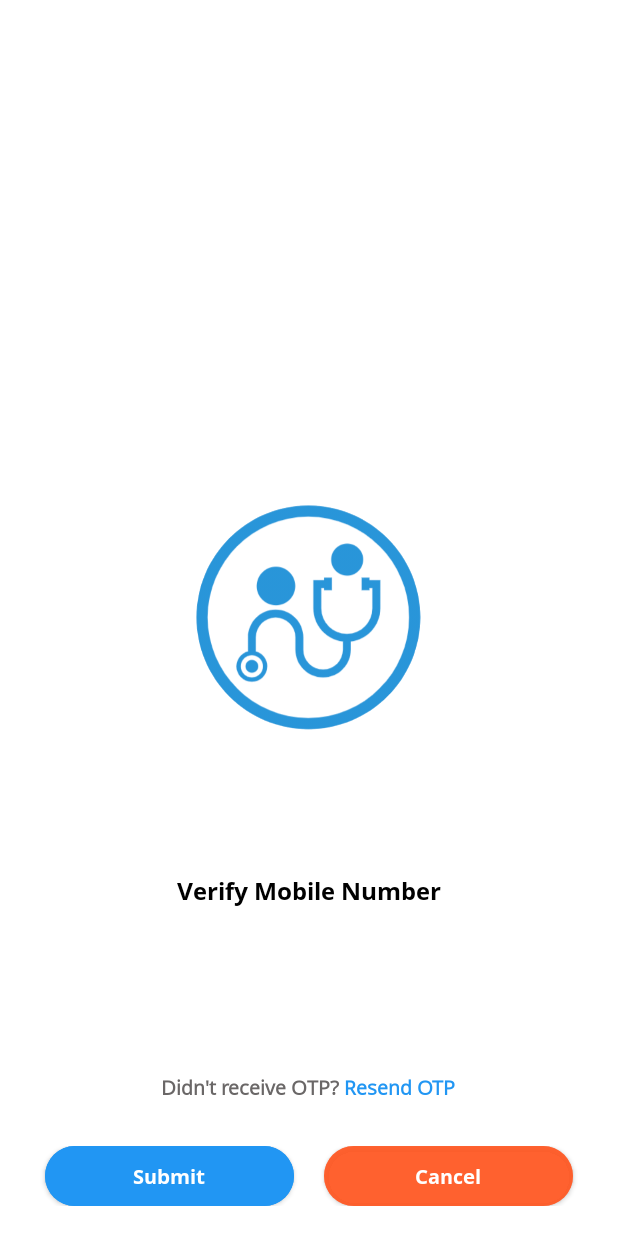
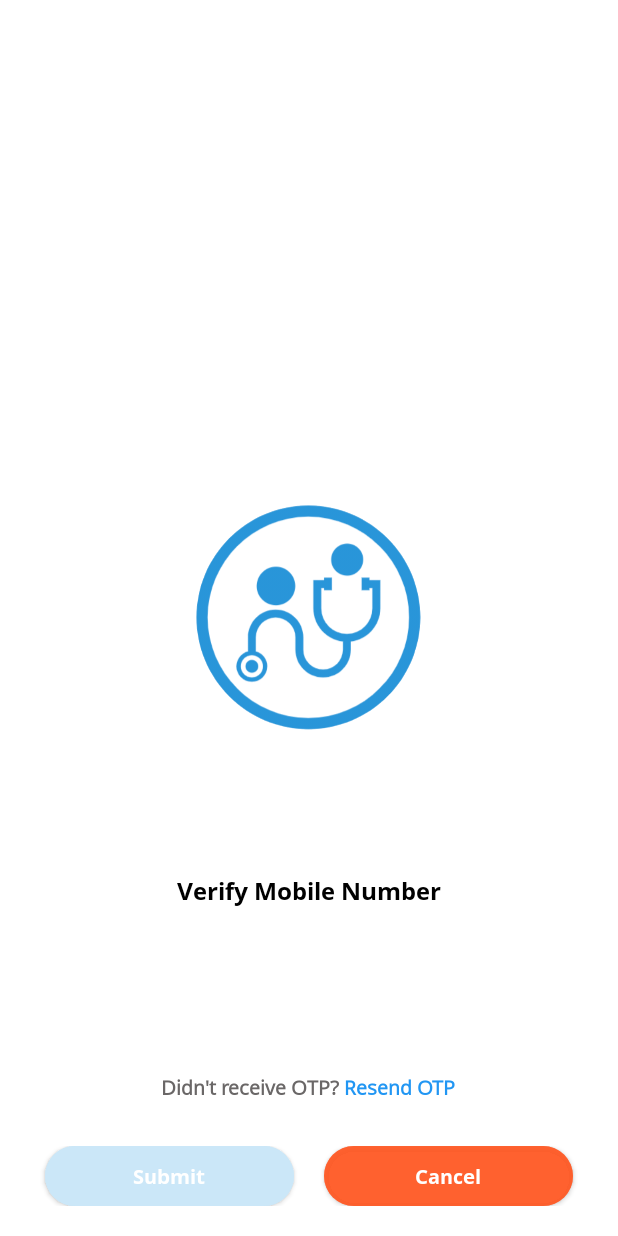
Before and after one commit to teju/Medic, an Android app: the fragment OtpDialogFragment placed in its activity, on a phone screen of 412 x 824 dp. Run offline under Robolectric (Android 15) with nearby library versions, the phone set to English and light mode, and no system bars; libraries missing offline, so code that uses them is left out: in.aabhasjindal.otptextview; plain views replace OtpTextView; pictures from the network do not load; 2 statements that could not run were skipped.

Commit message:
new fixes

```diff
--- a/app/src/main/java/com/moguls/medic/ui/adapters/AppointmentDateAdapter.java
+++ b/app/src/main/java/com/moguls/medic/ui/adapters/AppointmentDateAdapter.java
@@ -24,7 +24,7 @@ public class AppointmentDateAdapter extends RecyclerView.Adapter<AppointmentDate
     private List<String> timeList;
     Context context;
     private OnItemClickListner listener;
-    public int selectedPos = -1;
+    public int selectedPos = 0;
     public interface OnItemClickListner {
         void OnItemClick(String date,int pos);
     }
--- a/app/src/main/java/com/moguls/medic/ui/adapters/PatientBookingAdapter.java
+++ b/app/src/main/java/com/moguls/medic/ui/adapters/PatientBookingAdapter.java
@@ -27,7 +27,7 @@ public class PatientBookingAdapter extends RecyclerView.Adapter<PatientBookingAd
     private List<Member> result = new ArrayList<>();
     Context context;
     private OnItemClickListner listener;
-    int selectedPos = -1;
+    int selectedPos = 0;
 
     public interface OnItemClickListner {
         void OnItemClick(int position);
--- a/app/src/main/java/com/moguls/medic/ui/dialog/OtpDialogFragment.java
+++ b/app/src/main/java/com/moguls/medic/ui/dialog/OtpDialogFragment.java
@@ -1,5 +1,6 @@
 package com.moguls.medic.ui.dialog;
 
+import android.content.res.ColorStateList;
 import android.os.Bundle;
 import android.view.Gravity;
 import android.view.LayoutInflater;
@@ -67,7 +68,7 @@ public class OtpDialogFragment extends DialogFragment {
             }
             @Override
             public void onOTPComplete(String otp) {
-                // fired when user has entered the OTP fully.
+                btnsubmit.setBackgroundTintList(ColorStateList.valueOf(getActivity().getResources().getColor(R.color.colorAccent)));
             }
         });
         if(btncancel.getText() != "") {
--- a/app/src/main/java/com/moguls/medic/ui/fragments/appointment/PatientConfirmAppointmentFragment.java
+++ b/app/src/main/java/com/moguls/medic/ui/fragments/appointment/PatientConfirmAppointmentFragment.java
@@ -48,7 +48,7 @@ public class PatientConfirmAppointmentFragment extends BaseFragment implements V
     private BookingData bookingData;
     private GetPatientsViewModel getPatientsViewModel;
     private EditText remarks;
-    int selectedPatientPos = -1;
+    int selectedPatientPos = 0;
     String appointmentID = "";
 
     public void setDoctorID(String doctorID) {
--- a/app/src/main/java/com/moguls/medic/ui/fragments/tabs/PatientMeFragment.java
+++ b/app/src/main/java/com/moguls/medic/ui/fragments/tabs/PatientMeFragment.java
@@ -32,6 +32,8 @@ import com.moguls.medic.ui.fragments.me.ProfileUpdateFragment;
 import com.moguls.medic.ui.fragments.LoginFragment;
 import com.moguls.medic.webservices.BaseViewModel;
 import com.moguls.medic.webservices.GetProfileViewModel;
+
+import java.text.DecimalFormat;
 
 import static com.moguls.medic.etc.Helper.loadImage;
 
@@ -241,7 +243,9 @@ public class PatientMeFragment extends BaseFragment implements View.OnClickListe
         experience.setText("("+getProfileViewModel.getProfile.getResult().getAge()+") yrs");
         blood_group.setText(getProfileViewModel.getProfile.getResult().getBloodGroup());
         if (getProfileViewModel.getProfile.getResult().getHeight() != null) {
-            String[] heightArr = getProfileViewModel.getProfile.getResult().getHeight().split("\\.");
+            DecimalFormat f = new DecimalFormat("##.00");
+            String heightStr = f.format(Double.parseDouble(getProfileViewModel.getProfile.getResult().getHeight()));
+            String[] heightArr = heightStr.split("\\.");
             height.setText(heightArr[0]+"'");
             if(heightArr.length > 1) {
                 height.append(heightArr[1]+"\"");
--- a/app/src/main/res/layout/dialog_otp_verify.xml
+++ b/app/src/main/res/layout/dialog_otp_verify.xml
@@ -66,7 +66,7 @@
                 android:layout_width="0dp"
                 android:layout_weight="1"
                 android:fontFamily="@font/opensansbold"
-                android:backgroundTint="@color/colorAccent"
+                android:backgroundTint="@color/light_theme_color"
                 android:background="@drawable/button_bg_selector"
                 android:textColor="@color/white"
                 android:text="Submit"
--- a/app/src/main/res/layout/fragment_book_appointment.xml
+++ b/app/src/main/res/layout/fragment_book_appointment.xml
@@ -60,6 +60,7 @@
             <TextView
                 android:layout_width="wrap_content"
                 android:text="Today"
+                android:id="@+id/today"
                 android:textColor="@color/dark_orange"
                 android:layout_marginRight="10dp"
                 android:layout_alignParentRight="true"
--- a/app/src/main/res/layout/item_chat_list.xml
+++ b/app/src/main/res/layout/item_chat_list.xml
@@ -111,7 +111,7 @@
                             android:layout_height="match_parent">
                             <TextView
                                 android:layout_width="wrap_content"
-                                android:text="09:00 PM"
+                                android:maxWidth="70dp"
                                 android:id="@+id/date"
                                 android:fontFamily="@font/opensansregular"
                                 android:textSize="@dimen/text_small"
```
Also changed, not shown: app/src/main/java/com/moguls/medic/ui/fragments/appointment/PatientBookAppointmentFragment.java (+8 -1 lines), 4 other files.
